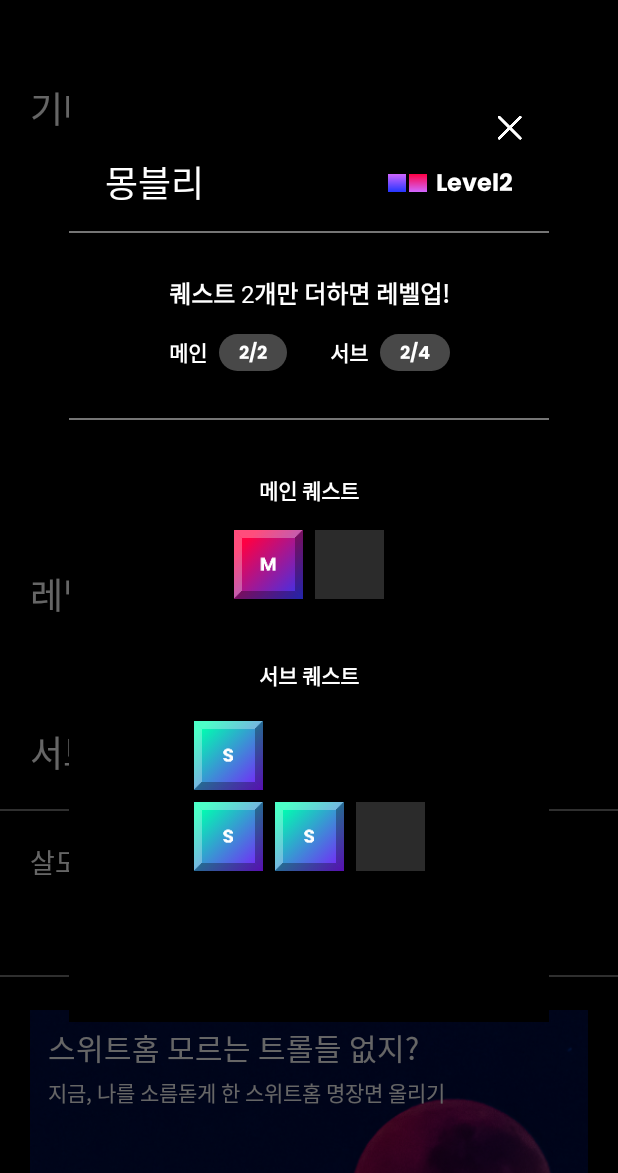
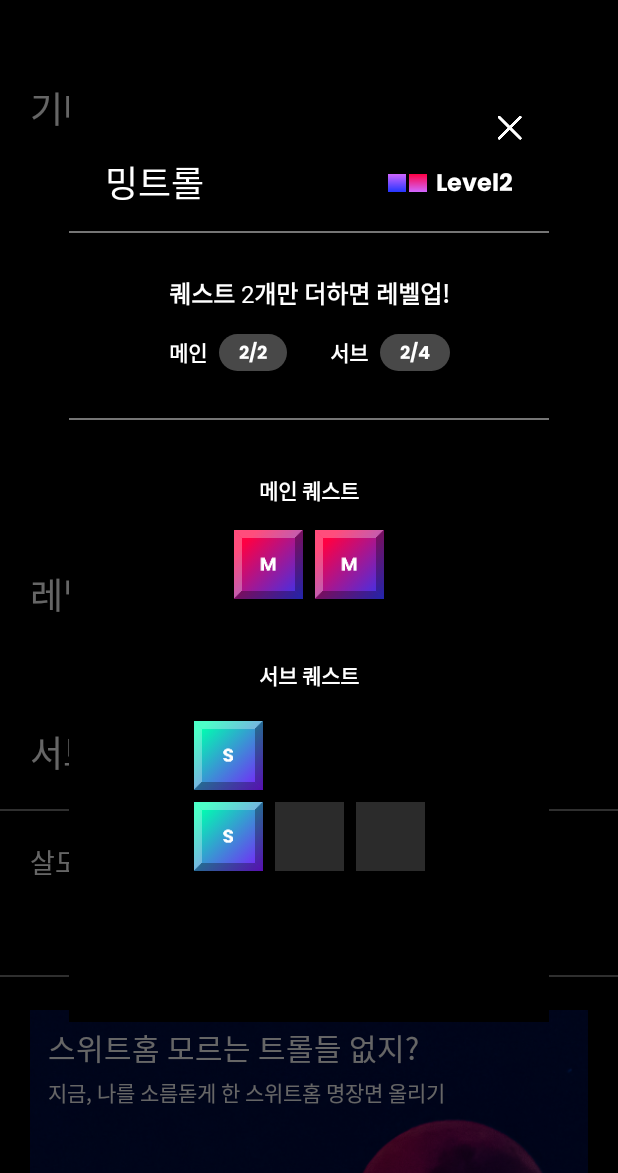
Before and after one commit to koreahacks/2021-jcozy-Android, an Android app: the screen it shows after launch (MainActivity), after a tap on an icon or button, on a phone screen of 412 x 824 dp, the part 63-1236 px from its top. Run offline under Robolectric (Android 15) with nearby library versions, the phone set to English and light mode, and no system bars; pictures from the network do not load.

Commit message:
stamp수정

```diff
--- a/Trolly/app/src/main/java/com/jcozy/trolly/ui/main/MainActivity.kt
+++ b/Trolly/app/src/main/java/com/jcozy/trolly/ui/main/MainActivity.kt
@@ -130,7 +130,7 @@ class MainActivity : AppCompatActivity(), View.OnClickListener {
 
         ic_stamp.setOnClickListener {
             val stampDialog = StampDialog(this)
-            stampDialog.start("몽블리", 2, 1, 3)
+            stampDialog.start("밍트롤", 2, 2, 2)
         }
 
     }
--- a/Trolly/app/src/main/res/layout/activity_main.xml
+++ b/Trolly/app/src/main/res/layout/activity_main.xml
@@ -246,7 +246,7 @@
                     android:layout_height="0dp"
                     android:scaleType="centerCrop"
                     android:src="@drawable/img_photo_moon"
-                    app:layout_constraintDimensionRatio="320:226"
+                    app:layout_constraintDimensionRatio="320:250"
                     app:layout_constraintStart_toStartOf="parent"
                     app:layout_constraintTop_toTopOf="parent"
                     />
```
